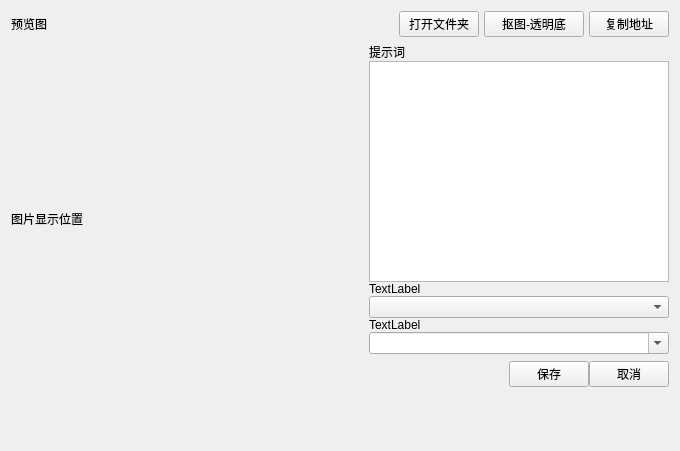
First picture: the form in MuseLog/ui/widget_image_detail.ui, repository super999/MetaStoryBoard, before the edit.
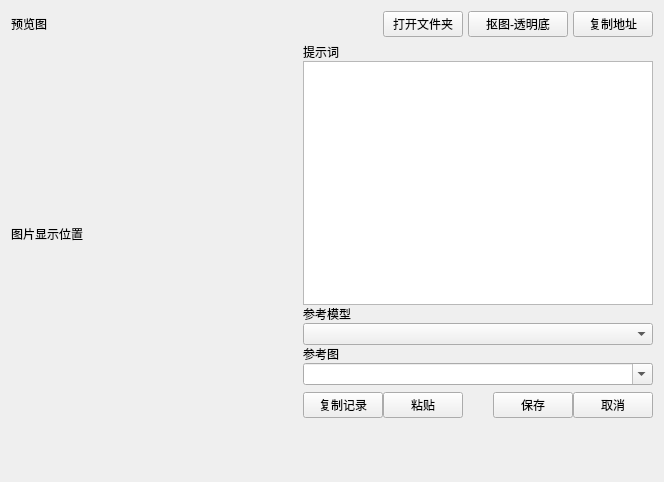
Second picture: the form after the edit.

Commit message: 优化参考图文件名称和视频详情配置，新增复制和粘贴功能，改善用户交互体验

```diff
--- a/MuseLog/ui/widget_image_detail.ui
+++ b/MuseLog/ui/widget_image_detail.ui
@@ -6,8 +6,8 @@
    <rect>
     <x>0</x>
     <y>0</y>
-    <width>680</width>
-    <height>451</height>
+    <width>664</width>
+    <height>482</height>
    </rect>
   </property>
   <property name="minimumSize">
@@ -162,7 +162,7 @@
           <widget class="QWidget" name="widget" native="true">
            <property name="maximumSize">
             <size>
-             <width>300</width>
+             <width>350</width>
              <height>16777215</height>
             </size>
            </property>
@@ -195,7 +195,7 @@
             <item>
              <widget class="QLabel" name="label_3">
               <property name="text">
-               <string>TextLabel</string>
+               <string>参考模型</string>
               </property>
              </widget>
             </item>
@@ -205,7 +205,7 @@
             <item>
              <widget class="QLabel" name="label_4">
               <property name="text">
-               <string>TextLabel</string>
+               <string>参考图</string>
               </property>
              </widget>
             </item>
@@ -246,6 +246,20 @@
                <property name="bottomMargin">
                 <number>0</number>
                </property>
+               <item>
+                <widget class="QPushButton" name="btnCopyCfg">
+                 <property name="text">
+                  <string>复制记录</string>
+                 </property>
+                </widget>
+               </item>
+               <item>
+                <widget class="QPushButton" name="btnPasteCfg">
+                 <property name="text">
+                  <string>粘贴</string>
+                 </property>
+                </widget>
+               </item>
                <item>
                 <spacer name="horizontalSpacer_2">
                  <property name="orientation">
```
Left out of the diff: 2 changed lines with no effect on the pictures. The commit also changes 6 other files.
